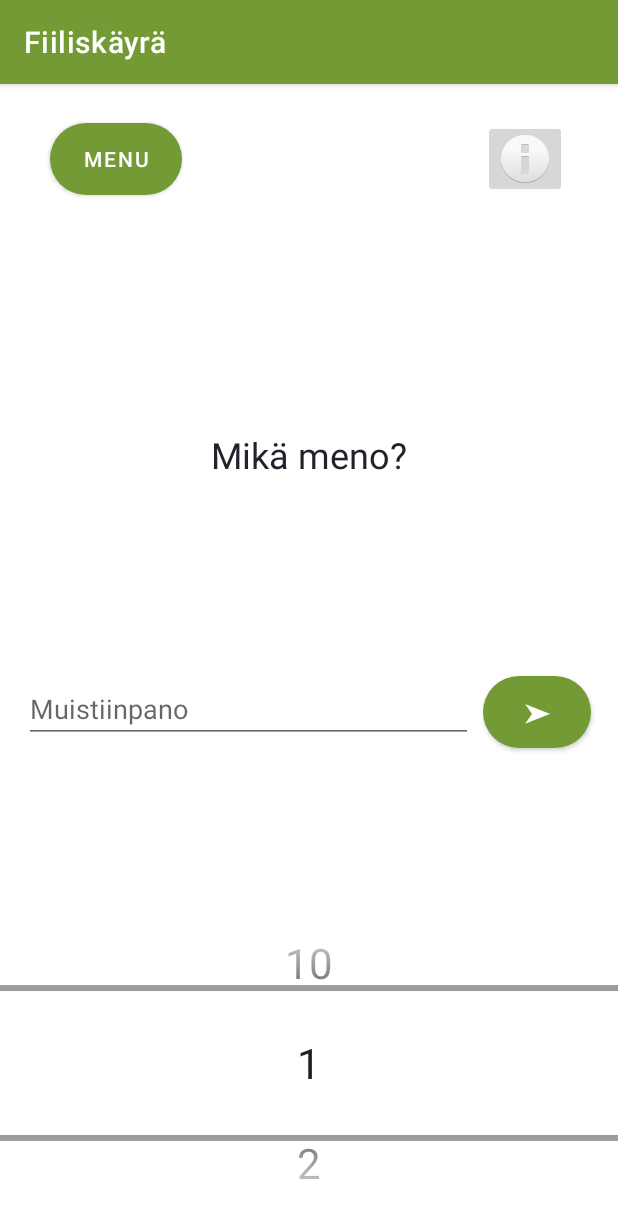
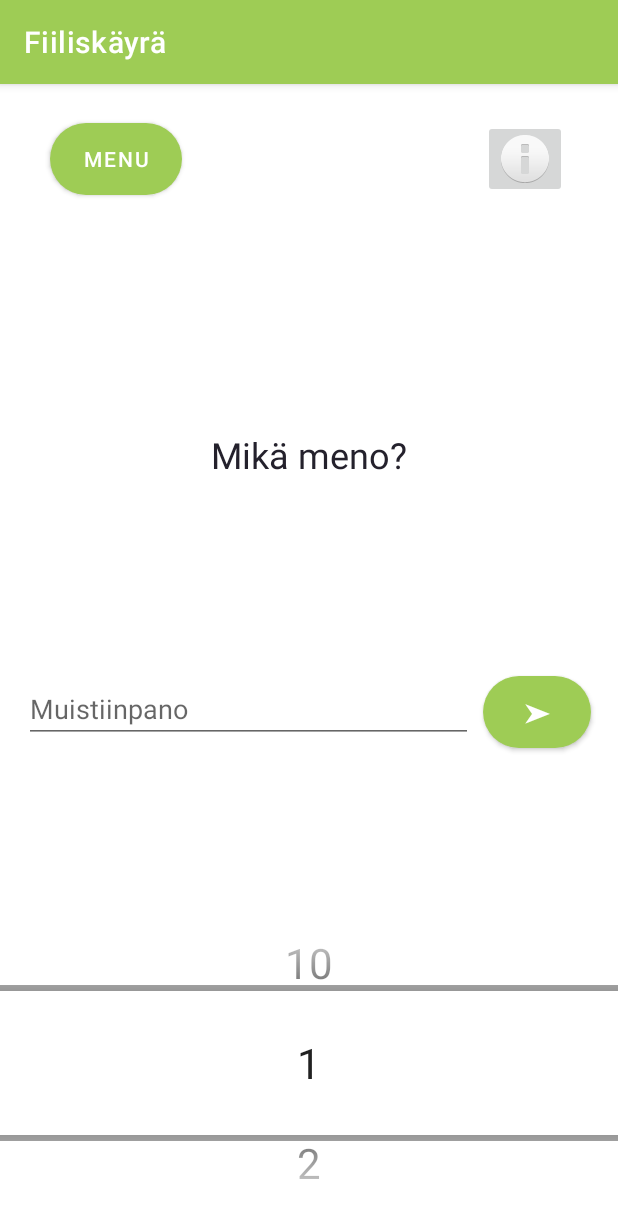
Before and after one commit to Sampob/Vitutus_kayra, an Android app: the screen it shows after launch (MainActivity), on a phone screen of 412 x 824 dp. Shown: the top 1218 px of the screen. Run offline under Robolectric (Android 15) with nearby library versions, the phone set to English and light mode, and no system bars.

Commit message:
Menu + värit

```diff
--- a/app/src/main/res/values/colors.xml
+++ b/app/src/main/res/values/colors.xml
@@ -1,7 +1,7 @@
 <?xml version="1.0" encoding="utf-8"?>
 <resources>
     <color name="purple_200">#FFBB86FC</color>
-    <color name="purple_500">#739A35</color>
+    <color name="purple_500">#9ECC55</color>
     <color name="purple_700">#55733F</color>
     <color name="teal_200">#FF03DAC5</color>
     <color name="teal_700">#FF018786</color>
```
